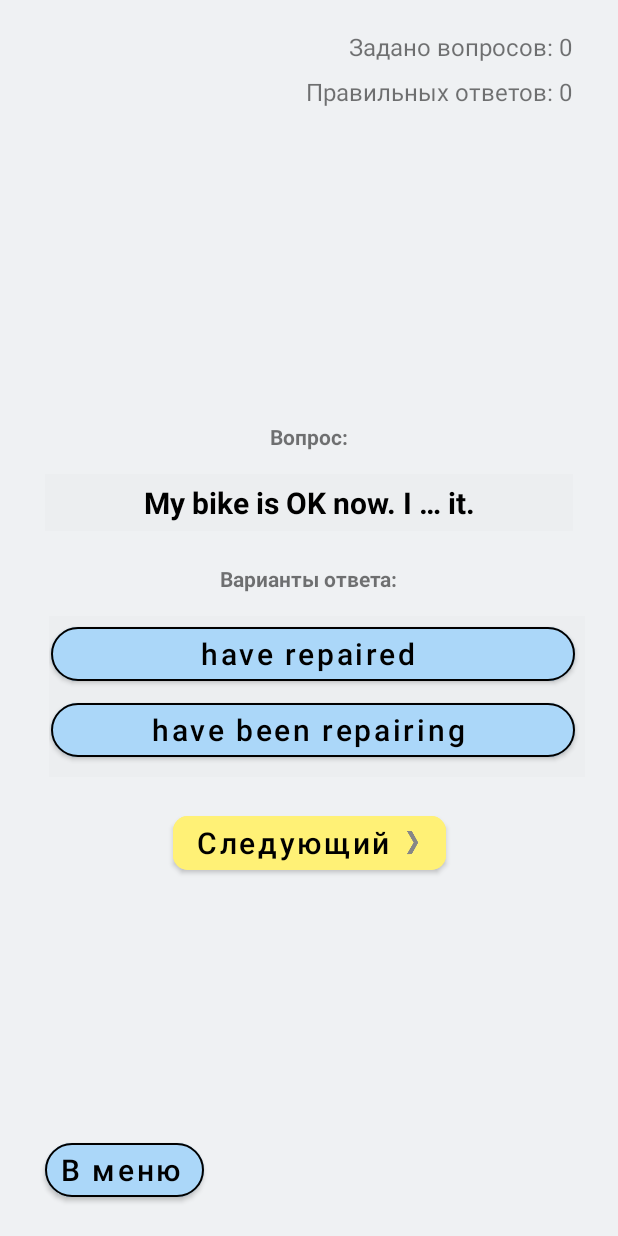
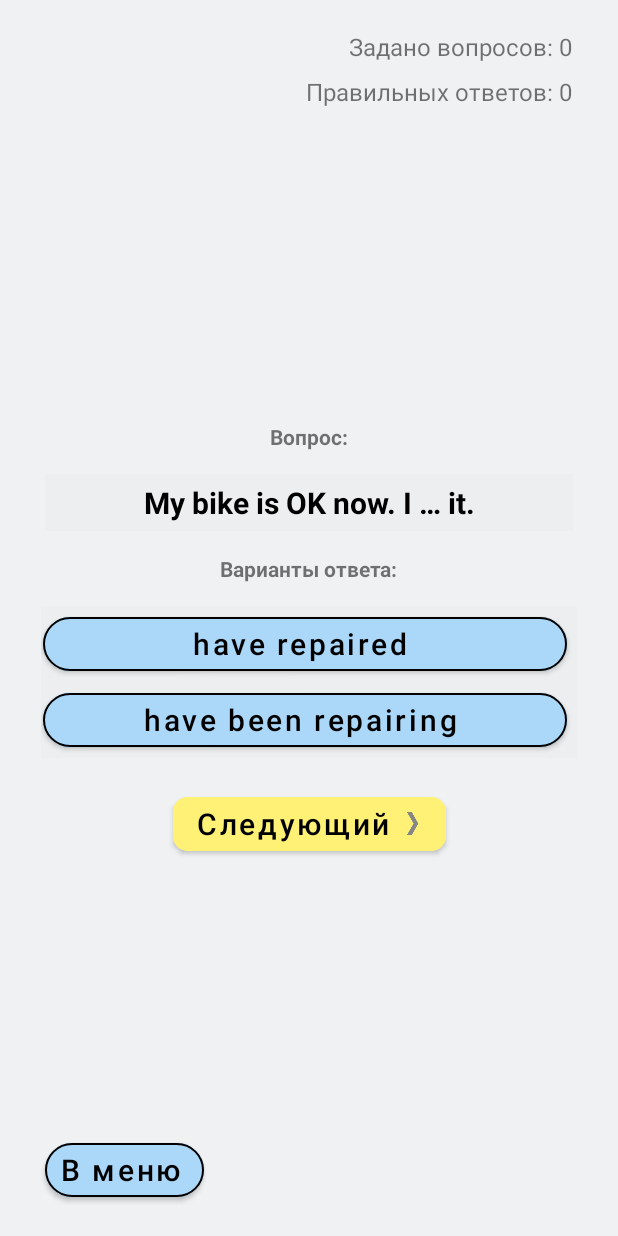
Before and after one commit to yudin5/EnglishQuiz, an Android app: the screen it shows after launch (MainActivity), after a tap on "Ответить на 10 вопросов", on a phone screen of 412 x 824 dp. Run offline under Robolectric (Android 15) with nearby library versions, the phone set to English and light mode, and no system bars; Roboto replaces fonts that are not available here.

Commit message:
add questions, remake design to have long answers

```diff
--- a/app/src/main/java/com/example/englishquiz/Questions.java
+++ b/app/src/main/java/com/example/englishquiz/Questions.java
@@ -16,7 +16,10 @@ public class Questions {
             new Question(q_9, q_9_op_1, q_9_op_2, q_9_explanation, q_9_answer),
             new Question(q_10, q_10_op_1, q_10_op_2, q_10_explanation, q_10_answer),
             new Question(q_11, q_11_op_1, q_11_op_2, q_11_explanation, q_11_answer),
-            new Question(q_12, q_12_op_1, q_12_op_2, q_12_explanation, q_12_answer)
+            new Question(q_12, q_12_op_1, q_12_op_2, q_12_explanation, q_12_answer),
+            new Question(q_13, q_13_op_1, q_13_op_2, q_13_explanation, q_13_answer),
+            new Question(q_14, q_14_op_1, q_14_op_2, q_14_explanation, q_14_answer),
+            new Question(q_15, q_15_op_1, q_15_op_2, q_15_explanation, q_15_answer)
     };
 
     public static Question[] getQuestionBank() {
--- a/app/src/main/res/layout/activity_main.xml
+++ b/app/src/main/res/layout/activity_main.xml
@@ -46,15 +46,13 @@
     <LinearLayout
         android:id="@+id/linearLayout"
         android:layout_width="357dp"
-        android:layout_height="107dp"
+        android:layout_height="wrap_content"
+        android:layout_marginTop="50dp"
         android:background="@color/bg"
         android:orientation="vertical"
-        app:layout_constraintBottom_toBottomOf="parent"
         app:layout_constraintEnd_toEndOf="parent"
-        app:layout_constraintHorizontal_bias="0.592"
         app:layout_constraintStart_toStartOf="parent"
-        app:layout_constraintTop_toBottomOf="@+id/question_text_view"
-        app:layout_constraintVertical_bias="0.157">
+        app:layout_constraintTop_toBottomOf="@+id/question_text_view">
 
         <Button
             android:id="@+id/first_option_button"
--- a/app/src/main/res/values/strings.xml
+++ b/app/src/main/res/values/strings.xml
@@ -17,7 +17,7 @@
     <!--    О приложении -->
     <string name="about">Это простое приложение создано исключительно в учебно-ознакомительных целях.
         \nЗдесь вы не увидите раздражающей рекламы и навязчивого платного контента.
-    \nТест содержит вопросы из разных тем английского языка и ориентирован на уровень "средний" и выше.
+    \nТест содержит вопросы из разных тем английского языка и ориентирован на уровень \"средний\" и выше.
         \nВ планах увеличить количество вопросов + поэкспериментировать и добавить новый функционал.
     \nОбо всех неточностях, пожеланиях, замечаниях и тому подобном можно смело писать на yudin5@yandex.ru</string>
 
```
Also changed, not shown: app/src/main/res/values/questions.xml (+18 -0 lines).
